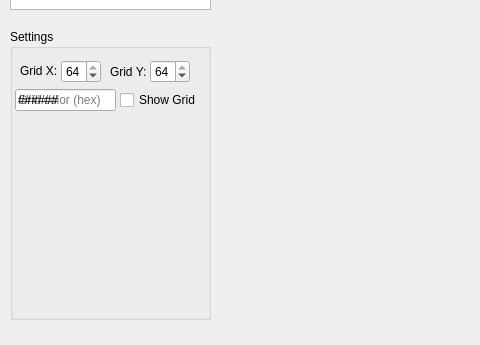
Old version of the form editor/main_window.ui in the repository Malekblubb/revenge_of_the_pixel_cat; both pictures show x 0 to 480 and y 371 to 716 of the 1269 by 716 pixel window.
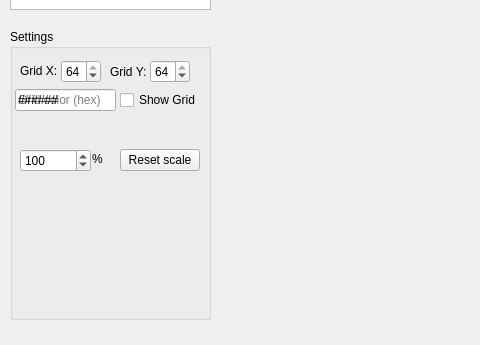
New version of the form. Custom widgets are drawn as their Qt base class.

Commit message: added scale interface to ui

```diff
--- a/editor/main_window.ui
+++ b/editor/main_window.ui
@@ -171,6 +171,54 @@
       <string>Grid color (hex)</string>
      </property>
     </widget>
+    <widget class="QPushButton" name="pb_reset_scale">
+     <property name="geometry">
+      <rect>
+       <x>110</x>
+       <y>120</y>
+       <width>80</width>
+       <height>22</height>
+      </rect>
+     </property>
+     <property name="text">
+      <string>Reset scale</string>
+     </property>
+    </widget>
+    <widget class="QSpinBox" name="sb_scale">
+     <property name="geometry">
+      <rect>
+       <x>10</x>
+       <y>120</y>
+       <width>71</width>
+       <height>23</height>
+      </rect>
+     </property>
+     <property name="minimum">
+      <number>10</number>
+     </property>
+     <property name="maximum">
+      <number>190</number>
+     </property>
+     <property name="singleStep">
+      <number>10</number>
+     </property>
+     <property name="value">
+      <number>100</number>
+     </property>
+    </widget>
+    <widget class="QLabel" name="label_5">
+     <property name="geometry">
+      <rect>
+       <x>82</x>
+       <y>123</y>
+       <width>12</width>
+       <height>14</height>
+      </rect>
+     </property>
+     <property name="text">
+      <string>%</string>
+     </property>
+    </widget>
    </widget>
   </widget>
  </widget>
```
The commit also changes 4 other files.
